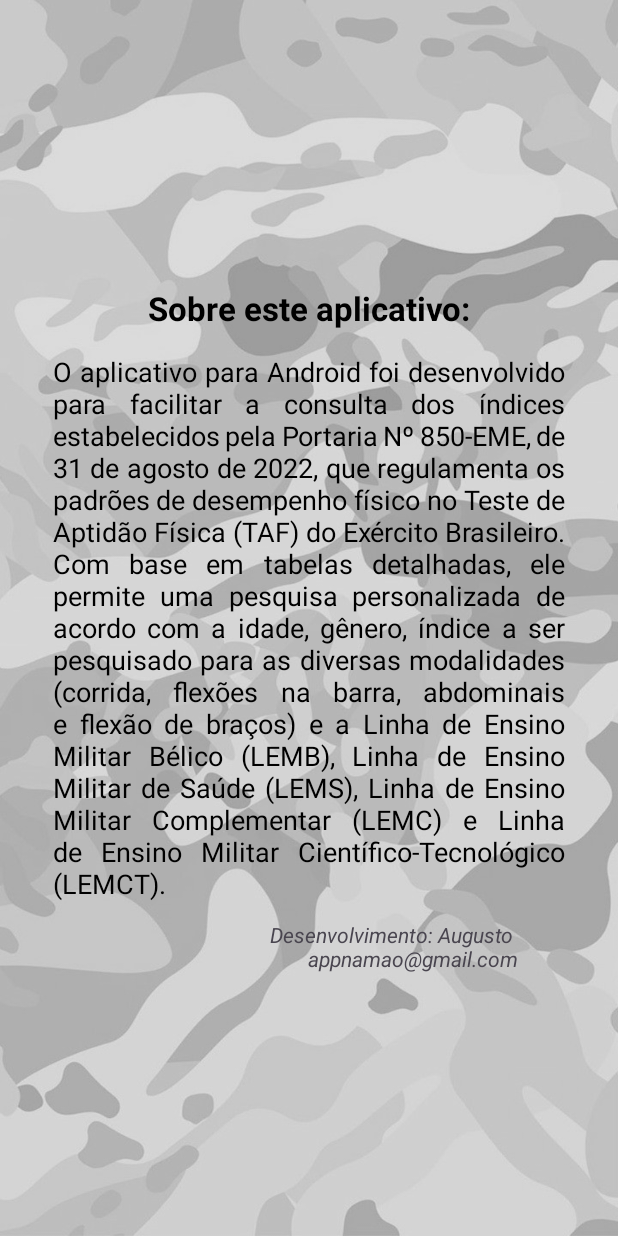
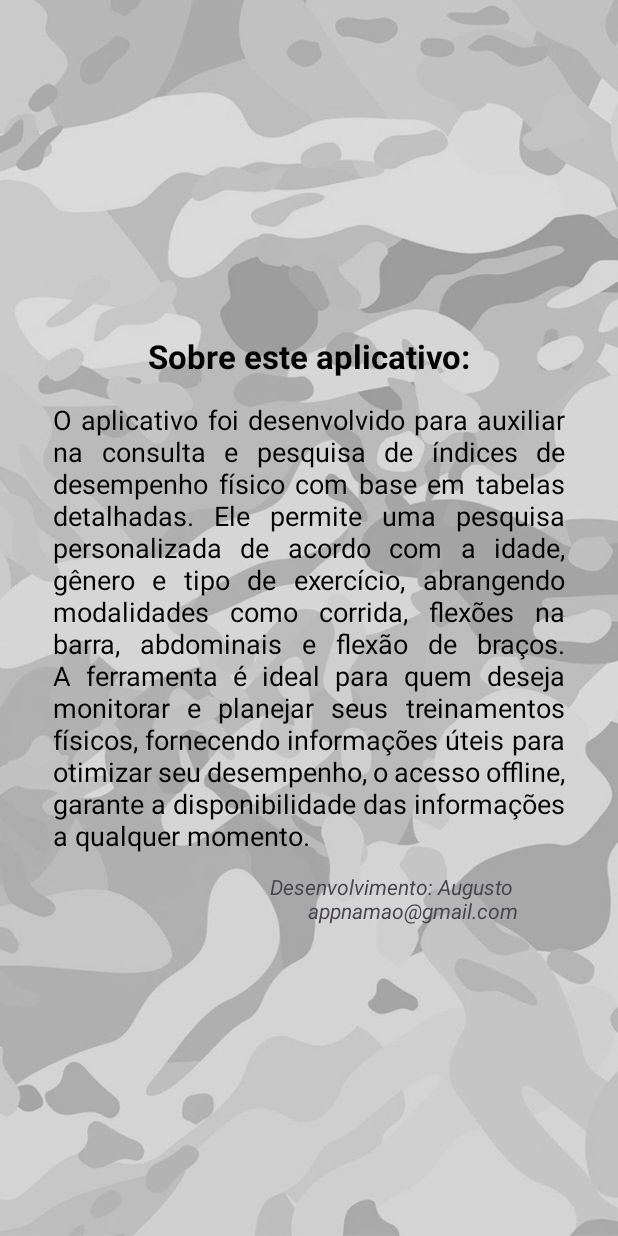
Before and after one commit to carloaf/TAFEB, an Android app built with Jetpack Compose: the ActivityAbout screen opened directly, with no data from a screen before it, on a phone screen of 412 x 824 dp. Run offline under Robolectric (Android 15) with nearby library versions, the phone set to English and light mode, and no system bars.

Commit message:
Merge remote-tracking branch 'origin/master'
# Conflicts:
#	.idea/other.xml

```diff
--- a/app/src/main/res/layout/activity_about.xml
+++ b/app/src/main/res/layout/activity_about.xml
@@ -27,7 +27,7 @@
         android:justificationMode="inter_word"
         android:paddingRight="35dp"
         android:paddingLeft="35dp"
-        android:text="O aplicativo para Android foi desenvolvido para facilitar a consulta dos índices estabelecidos pela Portaria Nº 850-EME, de 31 de agosto de 2022, que regulamenta os padrões de desempenho físico no Teste de Aptidão Física (TAF) do Exército Brasileiro. Com base em tabelas detalhadas, ele permite uma pesquisa personalizada de acordo com a idade, gênero, índice a ser pesquisado para as diversas modalidades (corrida, flexões na barra, abdominais e flexão de braços) e a Linha de Ensino Militar Bélico (LEMB), Linha de Ensino Militar de Saúde (LEMS), Linha de Ensino Militar Complementar (LEMC) e Linha de Ensino Militar Científico-Tecnológico (LEMCT)."
+        android:text="O aplicativo foi desenvolvido para auxiliar na consulta e pesquisa de índices de desempenho físico com base em tabelas detalhadas. Ele permite uma pesquisa personalizada de acordo com a idade, gênero e tipo de exercício, abrangendo modalidades como corrida, flexões na barra, abdominais e flexão de braços. A ferramenta é ideal para quem deseja monitorar e planejar seus treinamentos físicos, fornecendo informações úteis para otimizar seu desempenho, o acesso offline, garante a disponibilidade das informações a qualquer momento. "
         android:textColor="@color/black"
         android:textSize="18sp" />
 
```
